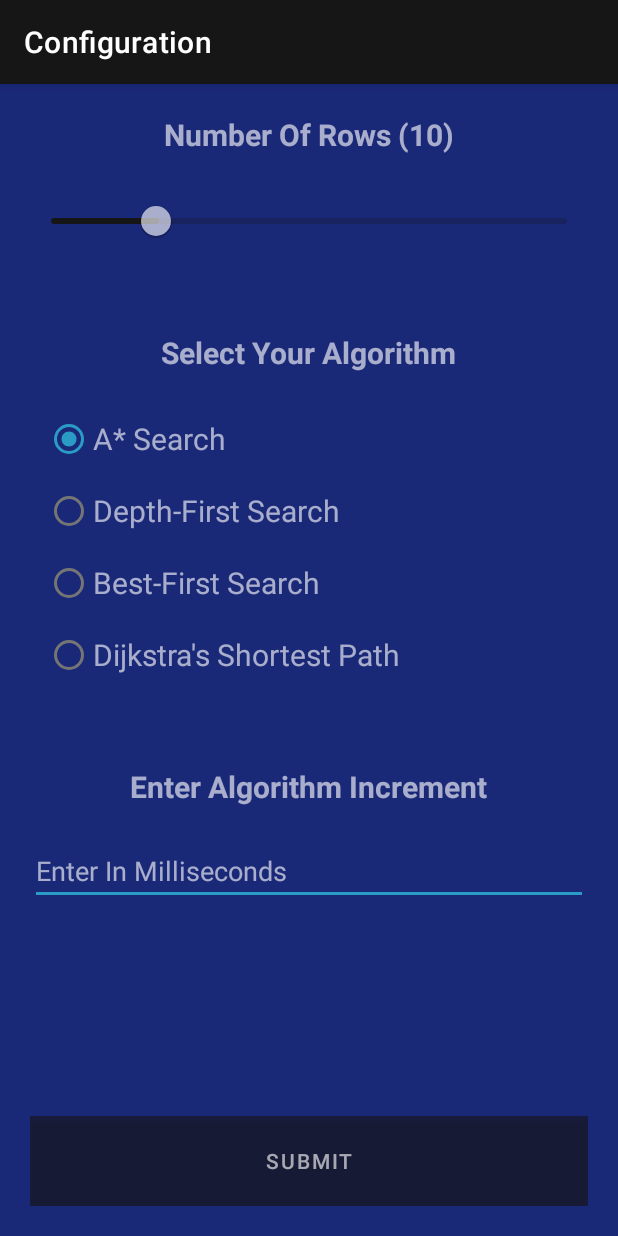
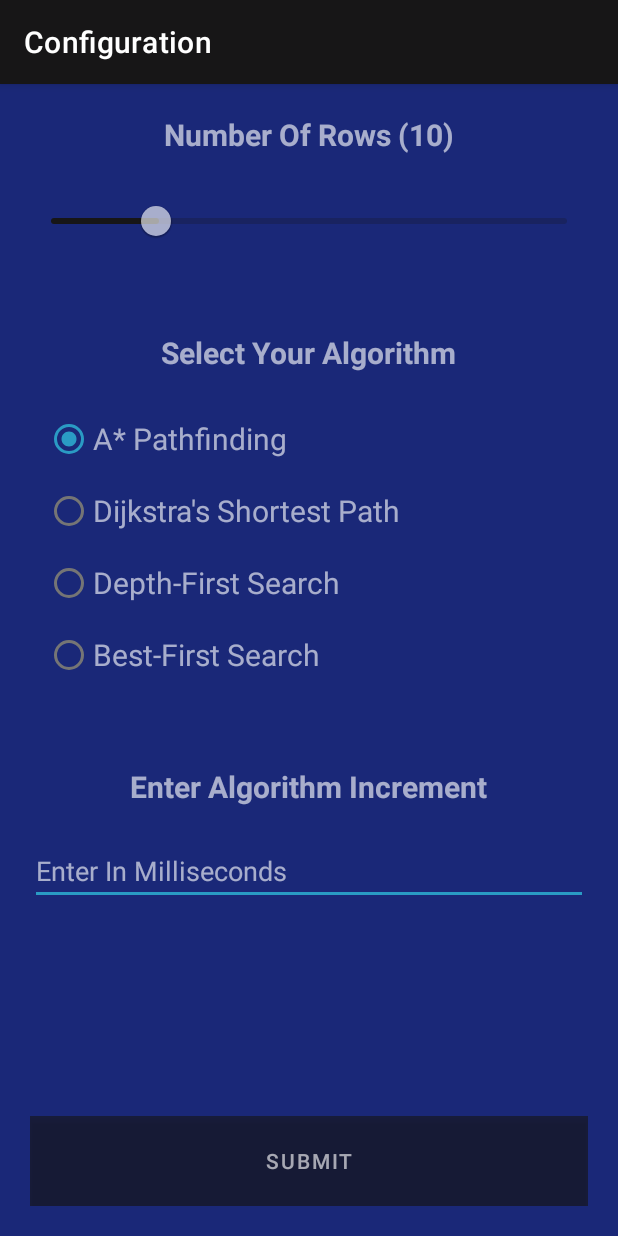
Before and after one commit to ahmedferkous/PathfindingApp, an Android app: the screen it shows after launch (ConfigActivity), on a phone screen of 412 x 824 dp. Run offline under Robolectric (Android 15) with nearby library versions, the phone set to English and light mode, and no system bars.

Commit message:
Fixed up BFS

```diff
--- a/app/src/main/java/com/example/pathfindingapp/ConfigActivity.java
+++ b/app/src/main/java/com/example/pathfindingapp/ConfigActivity.java
@@ -23,6 +23,7 @@ import java.util.ArrayList;
 // TODO: 13/09/2021 set min milliseconds
 public class ConfigActivity extends AppCompatActivity implements GridAutofitLayoutManager.SpanCountUpdatedResult {
     private static final String TAG = "ConfigActivity";
+    public static final int WIDTH = 65;
     public static final String TYPE_ALGORITHM = "type_algorithm";
     public static final String TYPE_SPAN_COUNT = "type_span_count";
     public static final String TYPE_ROW_COUNT = "type_row_count";
@@ -119,7 +120,7 @@ public class ConfigActivity extends AppCompatActivity implements GridAutofitLayo
         btnSubmit = findViewById(R.id.btnSubmit);
         adapter = new NodeAdapter(this, "");
         // TODO: 13/09/2021 Issue with different screen widths (colwidth)
-        GridAutofitLayoutManager manager = new GridAutofitLayoutManager(this, 65, this);
+        GridAutofitLayoutManager manager = new GridAutofitLayoutManager(this, WIDTH, this);
         recyclerView.setAdapter(adapter);
         recyclerView.setLayoutManager(manager);
         adapter.setNodes(new ArrayList<>());
--- a/app/src/main/java/com/example/pathfindingapp/Graph/Node.java
+++ b/app/src/main/java/com/example/pathfindingapp/Graph/Node.java
@@ -25,7 +25,6 @@ public class Node implements Comparable<Node>{
     private boolean endNode = false;
     private boolean obstruction = false;
 
-    public boolean visited = false;
     public Node parent;
     public int f = Integer.MAX_VALUE;
     public int g = Integer.MAX_VALUE;
--- a/app/src/main/res/layout/activity_config.xml
+++ b/app/src/main/res/layout/activity_config.xml
@@ -77,7 +77,15 @@
                 android:id="@+id/radio_astar"
                 android:layout_width="fill_parent"
                 android:layout_height="wrap_content"
-                android:text="A* Search"
+                android:text="A* Pathfinding"
+                android:textColor="@color/white"
+                android:textSize="20sp" />
+
+            <RadioButton
+                android:id="@+id/radio_dijk"
+                android:layout_width="fill_parent"
+                android:layout_height="wrap_content"
+                android:text="Dijkstra's Shortest Path"
                 android:textColor="@color/white"
                 android:textSize="20sp" />
 
@@ -94,15 +102,6 @@
                 android:layout_width="fill_parent"
                 android:layout_height="wrap_content"
                 android:text="Best-First Search"
-                android:textColor="@color/white"
-                android:textSize="20sp" />
-
-
-            <RadioButton
-                android:id="@+id/radio_dijk"
-                android:layout_width="fill_parent"
-                android:layout_height="wrap_content"
-                android:text="Dijkstra's Shortest Path"
                 android:textColor="@color/white"
                 android:textSize="20sp" />
 
```
Also changed, not shown: app/src/main/java/com/example/pathfindingapp/PathfindingActivity.java (+10 -5 lines).
